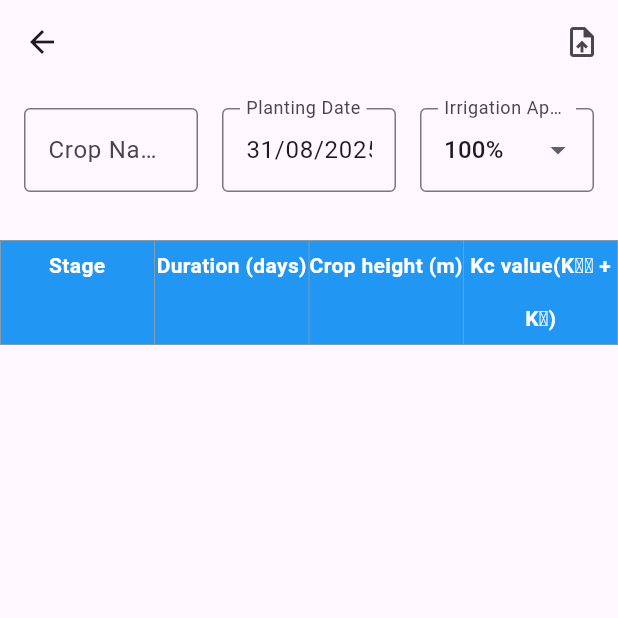
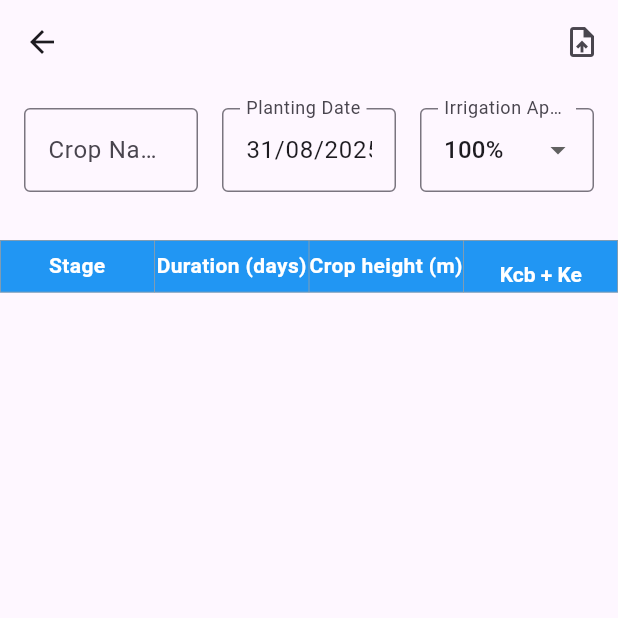
Before and after one commit to kalpanaswce/AgriWaM, a Flutter app: the CropView screen opened directly, on a phone screen of 412 x 824 dp, the top half of it. Run offline on Flutter 3.47's test engine with Material 3 defaults, Android fonts, the phone set to English and light mode, and no system bars; our stand-ins replace csv, easy_stepper, file_picker, get; missing offline and left inert: excel.

Commit message:
Update crop_view.dart

```diff
--- a/lib/crop/view/crop_view.dart
+++ b/lib/crop/view/crop_view.dart
@@ -123,11 +123,24 @@ class CropView extends GetView<CropController> {
                             ),
                           ),
                           TableCell(
-                            child: Text(
-                              'Kc value(K꜀ᵦ + Kₑ)',
-                              textAlign: TextAlign.center,
-                              style: columnHeaderStyle,
-                            ),
+                            child: RichText(
+                                textAlign: TextAlign.center,
+                                text: TextSpan(
+                                  style: columnHeaderStyle, // your base style
+                                  children: [
+                                    TextSpan(text: 'K'),
+                                    TextSpan(
+                                      text: 'cb',
+                                      style: TextStyle(fontFeatures: [FontFeature.subscripts()]),
+                                    ),
+                                    TextSpan(text: ' + K'),
+                                    TextSpan(
+                                      text: 'e',
+                                      style: TextStyle(fontFeatures: [FontFeature.subscripts()]),
+                                    ),
+                                  ],
+                                ),
+                              )
                           ),
                         ],
                       ),
```
